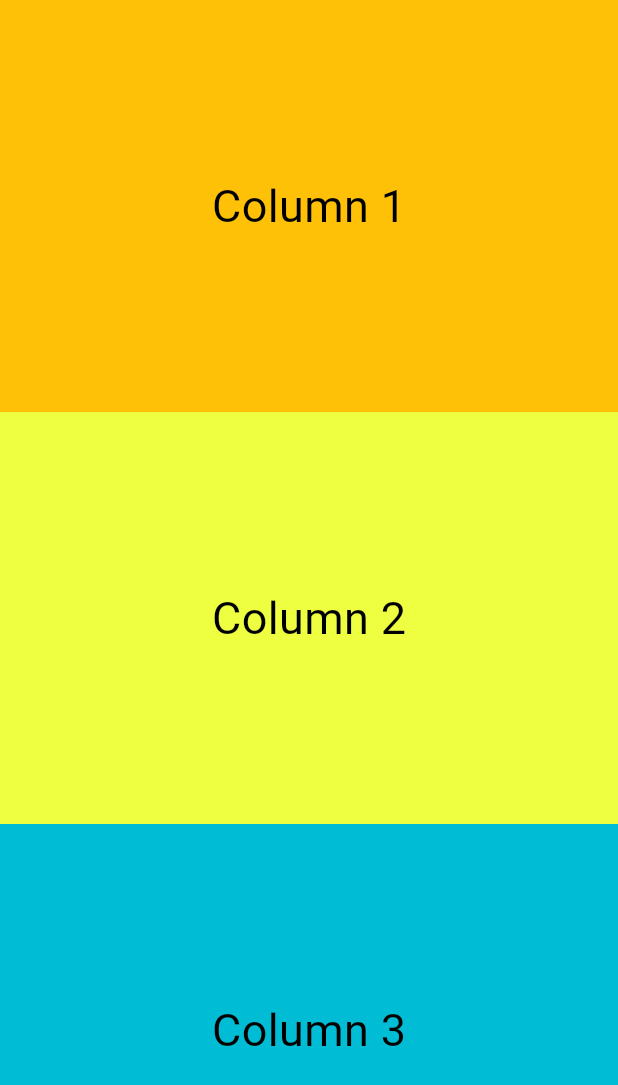
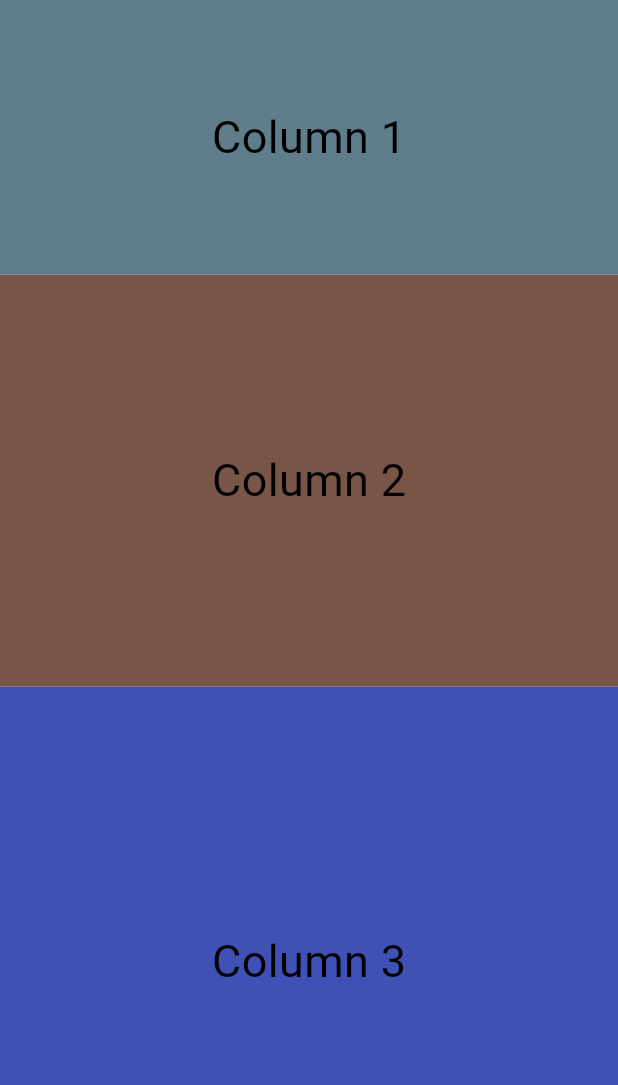
Before and after one commit to buildwithayush/learningWidgetsFlutter, a Flutter app: the screen it shows after launch, on a phone screen of 412 x 824 dp. Shown: the top 1085 px of the screen. Run offline on Flutter 3.47's test engine with Material 3 defaults, Android fonts, the phone set to English and light mode, and no system bars.

Commit message:
Learn Flexible Widget

```diff
--- /dev/null
+++ b/lib/basic_widgets/expanded_flexible/flexible_widget.dart
@@ -0,0 +1,56 @@
+import 'package:flutter/material.dart';
+
+class FlexibleWidget extends StatelessWidget {
+  const FlexibleWidget({super.key});
+
+  @override
+  Widget build(BuildContext context) {
+    return Scaffold(
+      body: Column(
+        crossAxisAlignment: CrossAxisAlignment.stretch,
+        children: [
+          Flexible(
+            flex: 2,
+          // fit: FlexFit.tight,
+            child: Container(
+              alignment: Alignment.center,
+              padding: EdgeInsets.all(40),
+              color: Colors.blueGrey,
+              child: Text(
+                "Column 1",
+                style: TextStyle(fontSize: 30, color: Colors.black),
+              ),
+            ),
+          ),
+          Flexible(
+            flex: 3,
+          // fit: FlexFit.loose,
+            child: Container(
+              alignment: Alignment.center,
+              padding: EdgeInsets.all(40),
+              color: Colors.brown,
+              child: Text(
+                "Column 2",
+                style: TextStyle(fontSize: 30, color: Colors.black),
+              ),
+            ),
+          ),
+
+          Flexible(
+            flex: 4,
+           // fit: FlexFit.tight,
+            child: Container(
+              alignment: Alignment.center,
+              padding: EdgeInsets.all(40),
+              color: Colors.indigo,
+              child: Text(
+                "Column 3",
+                style: TextStyle(fontSize: 30, color: Colors.black),
+              ),
+            ),
+          ),
+        ],
+      ),
+    );
+  }
+}
--- a/lib/main.dart
+++ b/lib/main.dart
@@ -1,5 +1,5 @@
 import 'package:flutter/material.dart';
-import 'package:widgetsflutter/basic_widgets/expanded_flexible/expanded_widget.dart';
+import 'package:widgetsflutter/basic_widgets/expanded_flexible/flexible_widget.dart';
 
 
 
@@ -14,7 +14,7 @@
   Widget build(BuildContext context) {
     return MaterialApp(
       debugShowCheckedModeBanner: false,
-      home: const ExpandedWidget(),
+      home: const FlexibleWidget(),
     );
   }
 }
```
